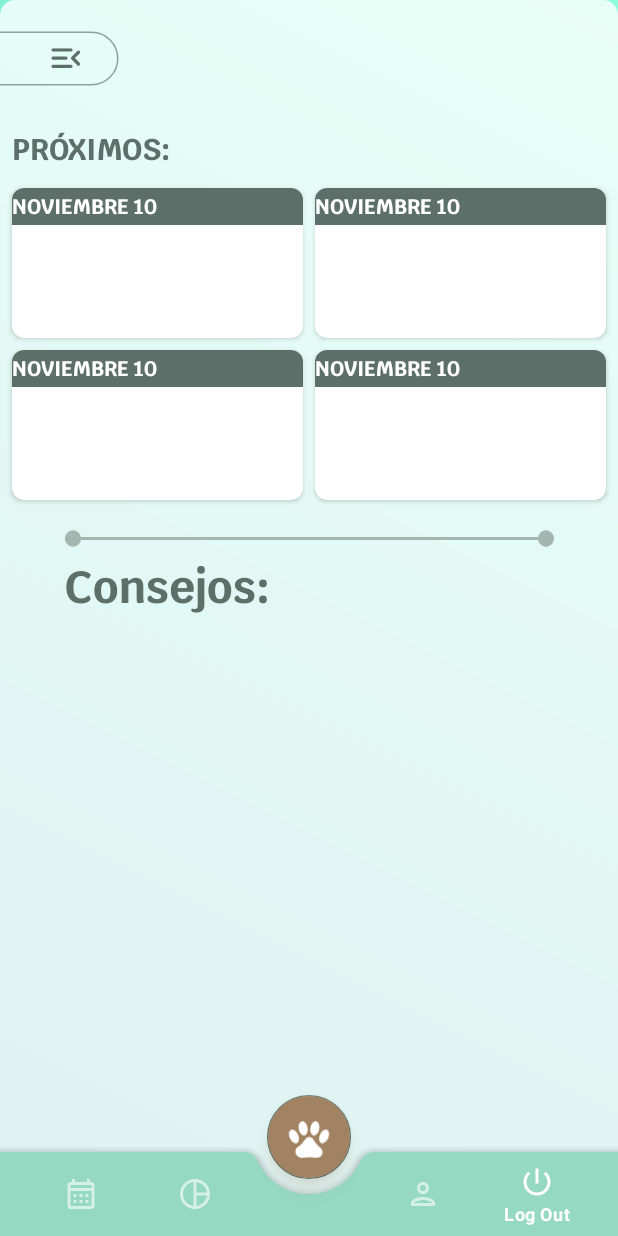
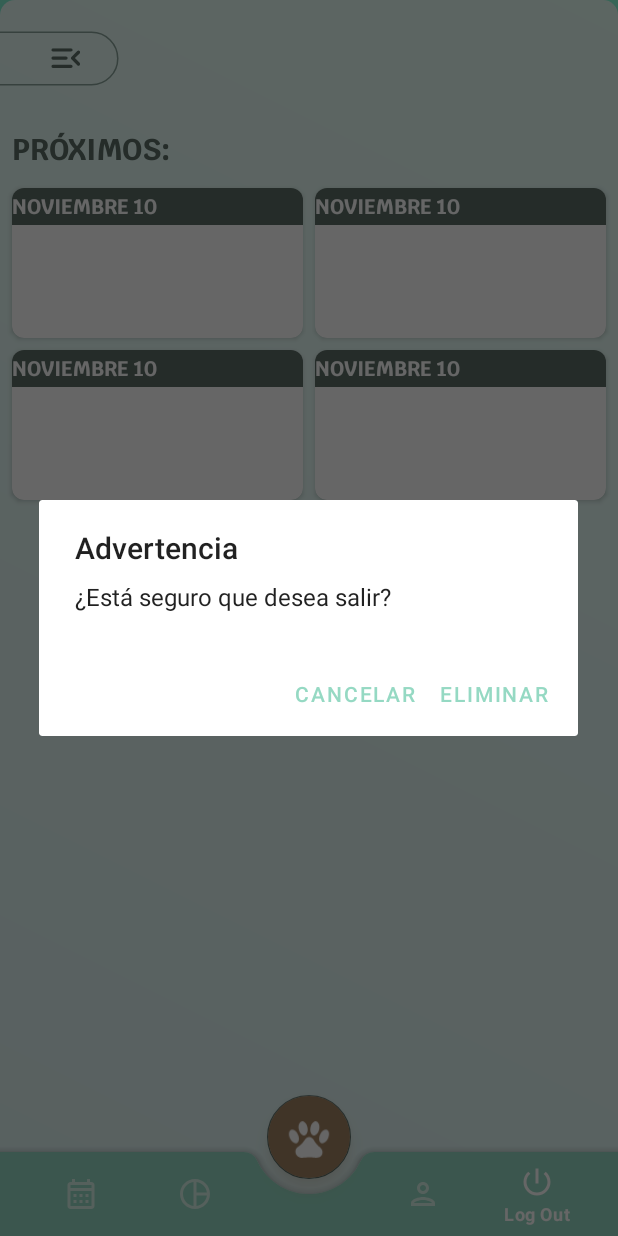
Before and after one commit to angelcast2002/APP-Proyecto1-PlataformasMoviles, an Android app: the EventsFragment screen opened through its navigation route, item 5 of the bottom bar chosen, on a phone screen of 412 x 824 dp. Run offline under Robolectric (Android 15) with nearby library versions, the light colour scheme and no system bars; our stand-ins replace navigation-ui.

Commit message:
4Dogs v1.5.4

```diff
--- a/4Dogs/app/src/main/java/com/example/fordogs/MainActivity.kt
+++ b/4Dogs/app/src/main/java/com/example/fordogs/MainActivity.kt
@@ -1,8 +1,11 @@
 package com.example.fordogs
 
+import android.app.ProgressDialog.show
+import android.content.Context
 import androidx.appcompat.app.AppCompatActivity
 import android.os.Bundle
 import android.view.View
+import androidx.appcompat.app.AlertDialog
 import androidx.fragment.app.Fragment
 import androidx.fragment.app.commit
 import androidx.navigation.NavController
@@ -61,6 +64,23 @@ class MainActivity : AppCompatActivity() {
                     navController.navigate(R.id.eventsFragment)
                     true
                 }
+                R.id.bottom_nav_settings ->{
+
+                    val builder = AlertDialog.Builder(this)
+                    builder.apply {
+                        setTitle(getString(R.string.text_Advertencia))
+                        setMessage(getString(R.string.text_mensaje_cerrarSesion))
+                        setPositiveButton(getString(R.string.text_Eliminar)
+                        ) { _, _ ->
+                            navController.navigate(R.id.loginFragment)
+                            finishAffinity() //Finaliza la app
+                        }
+                        setNegativeButton(getString(R.string.text_Cancelar)) { _, _ -> }
+                        show()
+                    }
+                    true
+
+                }
             }
 
             true
--- a/4Dogs/app/src/main/res/values/strings.xml
+++ b/4Dogs/app/src/main/res/values/strings.xml
@@ -39,4 +39,8 @@
     <string name="description">Descripción...</string>
     <string name="hora">Hora</string>
     <string name="consejos">Consejos:</string>
+    <string name="text_Advertencia">Advertencia</string>
+    <string name="text_mensaje_cerrarSesion">¿Está seguro que desea salir?</string>
+    <string name="text_Eliminar">Eliminar</string>
+    <string name="text_Cancelar">Cancelar</string>
 </resources>
```
